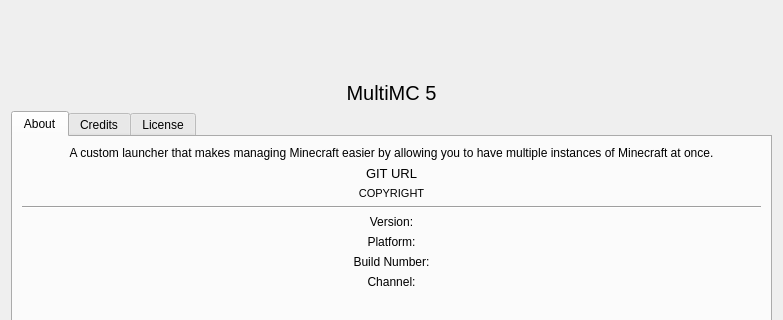
Before: the Qt Designer form launcher/dialogs/AboutDialog.ui in yukiisbored/Launcher, drawn with Qt 5; both pictures show x 0 to 783 and y 0 to 320 of the 783 by 843 pixel window.
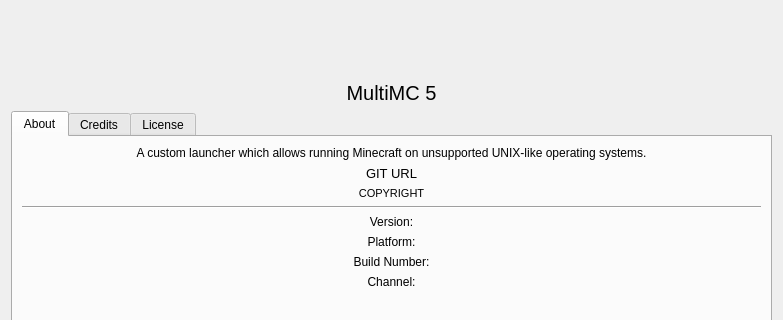
After: the same form once the commit is applied.

Commit message: Update app description

The edit to the form file:
```diff
--- a/launcher/dialogs/AboutDialog.ui
+++ b/launcher/dialogs/AboutDialog.ui
@@ -103,7 +103,7 @@
           <bool>true</bool>
          </property>
          <property name="text">
-          <string>&lt;html&gt;&lt;head/&gt;&lt;body&gt;&lt;p&gt;A custom launcher that makes managing Minecraft easier by allowing you to have multiple instances of Minecraft at once.&lt;/p&gt;&lt;/body&gt;&lt;/html&gt;</string>
+          <string>&lt;html&gt;&lt;head/&gt;&lt;body&gt;&lt;p&gt;A custom launcher which allows running Minecraft on unsupported UNIX-like operating systems.&lt;/p&gt;&lt;/body&gt;&lt;/html&gt;</string>
          </property>
          <property name="alignment">
           <set>Qt::AlignCenter</set>
```
